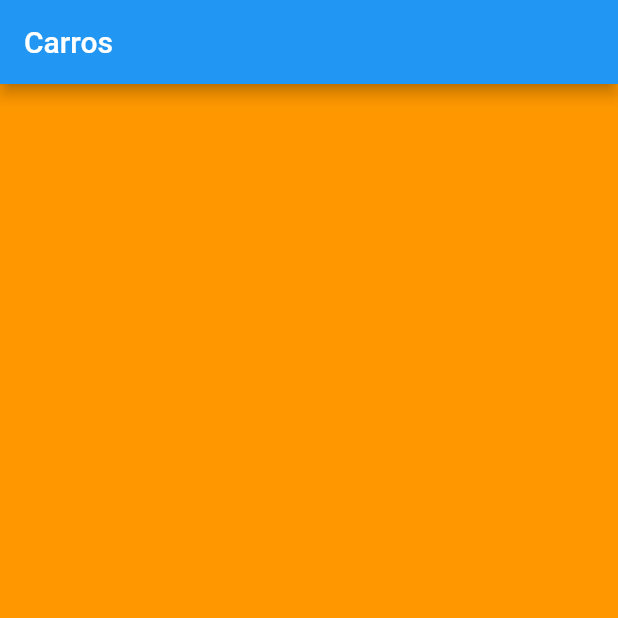
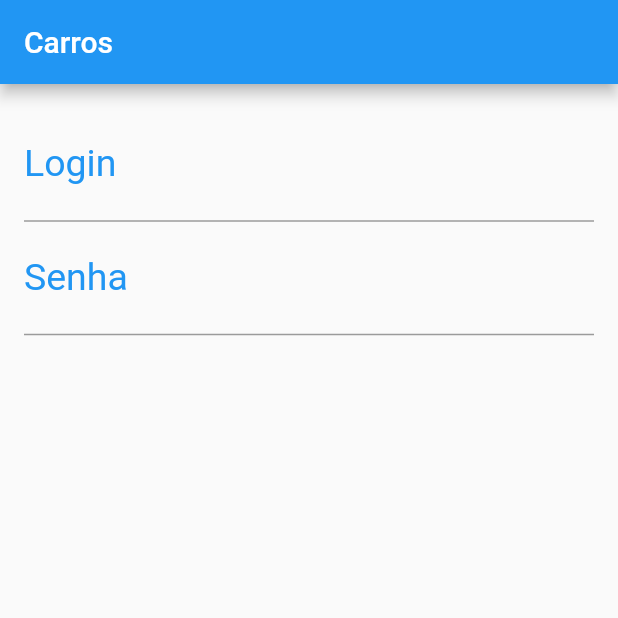
Before and after one commit to robertov8/carros2, a Flutter app: the screen it shows after launch, on a phone screen of 412 x 824 dp, the top half of it. Run offline on Flutter 3.47's test engine with Material 2 defaults, Android fonts, the phone set to English and light mode, and no system bars.

Commit message:
79 - Formulário de login (Form/TextFormField)

```diff
--- a/lib/pages/login_page.dart
+++ b/lib/pages/login_page.dart
@@ -7,8 +7,45 @@ class LoginPage extends StatelessWidget {
       appBar: AppBar(
         title: Text('Carros'),
       ),
-      body: Container(
-        color: Colors.orange,
+      body: Padding(
+        padding: EdgeInsets.all(16),
+        child: _body(),
+      ),
+    );
+  }
+
+  _body() {
+    return Form(
+      child: ListView(
+        children: <Widget>[
+          TextFormField(
+            keyboardType: TextInputType.text,
+            decoration: InputDecoration(
+              labelText: 'Login',
+              labelStyle: TextStyle(color: Colors.blue, fontSize: 25),
+              hintText: 'Digite o seu login',
+              hintStyle: TextStyle(color: Colors.black, fontSize: 18),
+            ),
+            style: TextStyle(
+              color: Colors.blue,
+              fontSize: 25,
+            ),
+          ),
+          TextFormField(
+            obscureText: true,
+            keyboardType: TextInputType.number,
+            decoration: InputDecoration(
+              labelText: 'Senha',
+              labelStyle: TextStyle(color: Colors.blue, fontSize: 25),
+              hintText: 'Digite a sua senha',
+              hintStyle: TextStyle(color: Colors.black, fontSize: 18),
+            ),
+            style: TextStyle(
+              color: Colors.blue,
+              fontSize: 25,
+            ),
+          )
+        ],
       ),
     );
   }
```
